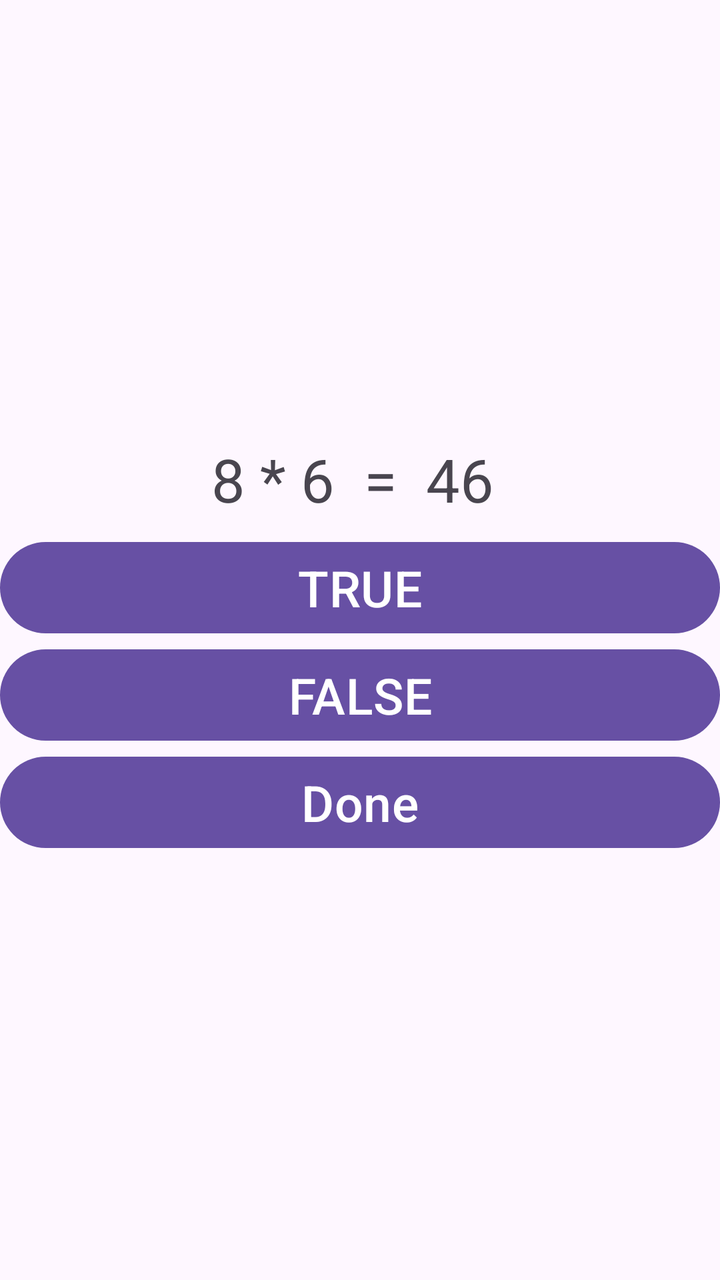
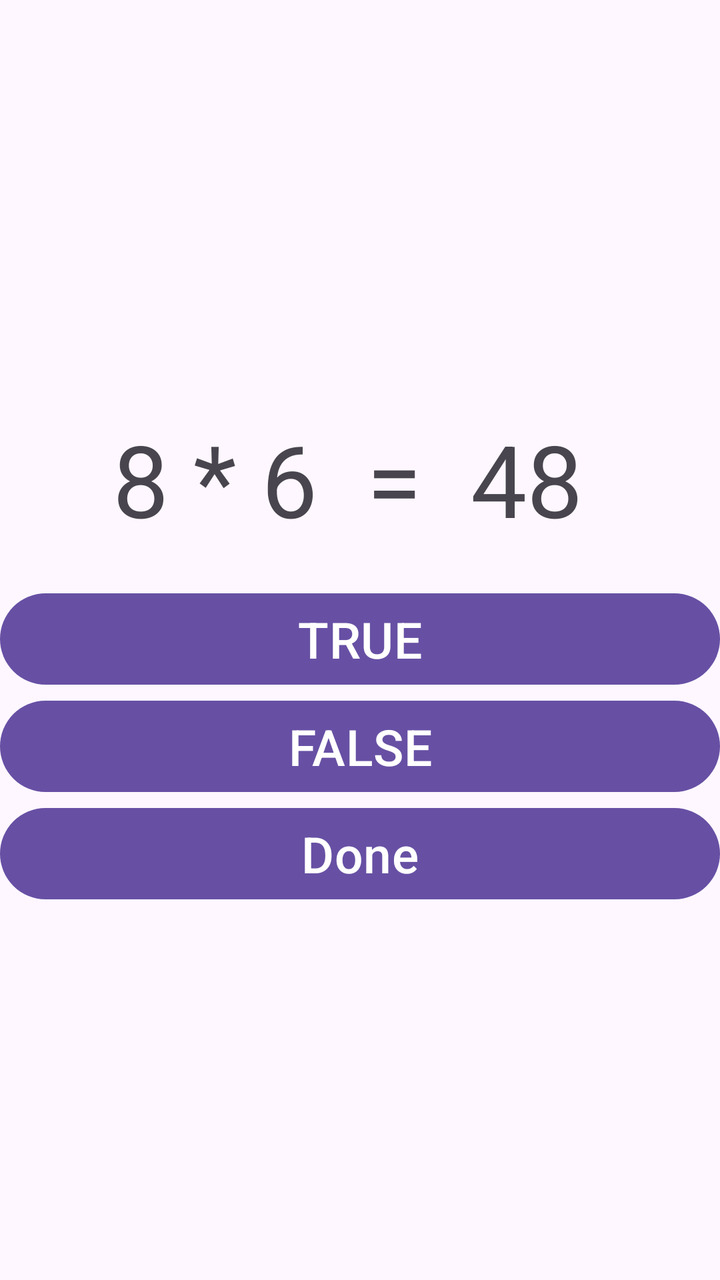

Two renders of the same Android screen: before a commit and after it. Below are the layout's source before the change and the commit's diff.
<!-- AndroidManifest.xml: application theme Theme.QuizAppBS2 -->
<!-- res/layout/activity_main.xml -->
<?xml version="1.0" encoding="utf-8"?>
<LinearLayout android:layout_width="match_parent"
    android:layout_height="match_parent"
    android:orientation="vertical"
    android:gravity="center"
    xmlns:android="http://schemas.android.com/apk/res/android">

    <TextView
        android:id="@+id/questionTV"
        android:layout_width="match_parent"
        android:layout_height="55dp"
        android:gravity="center"
        android:text="8 * 6  =  46 "
        android:textSize="30dp" />

    <Button
        android:id="@+id/trueBTN"
        android:layout_width="match_parent"
        android:layout_height="wrap_content"
        android:text="TRUE"
        android:textSize="25dp"/>


    <Button
        android:id="@+id/falseBTN"
        android:layout_width="match_parent"
        android:layout_height="wrap_content"
        android:text="FALSE"
        android:textSize="25dp" />

    <Button
        android:id="@+id/SubmitBTN"
        android:layout_width="match_parent"
        android:layout_height="wrap_content"
        android:text="Done"
        android:textSize="25dp" />







</LinearLayout>
<!-- resources referenced by this layout -->
<resources>
  <style name="Theme.QuizAppBS2" parent="Base.Theme.QuizAppBS2" />
  <style name="Base.Theme.QuizAppBS2" parent="Theme.Material3.DayNight.NoActionBar">
          
          
      </style>
</resources>

<!-- the commit's change to res/layout/activity_main.xml (unified diff, before → after) -->
@@ -5,13 +5,15 @@
     android:gravity="center"
     xmlns:android="http://schemas.android.com/apk/res/android">
 
+
     <TextView
         android:id="@+id/questionTV"
         android:layout_width="match_parent"
-        android:layout_height="55dp"
+        android:layout_height="wrap_content"
         android:gravity="center"
-        android:text="8 * 6  =  46 "
-        android:textSize="30dp" />
+        android:padding="20dp"
+        android:text="8 * 6  =  48 "
+        android:textSize="50dp" />
 
     <Button
         android:id="@+id/trueBTN"
@@ -37,8 +39,4 @@
 
 
 
-
-
-
-
 </LinearLayout>
